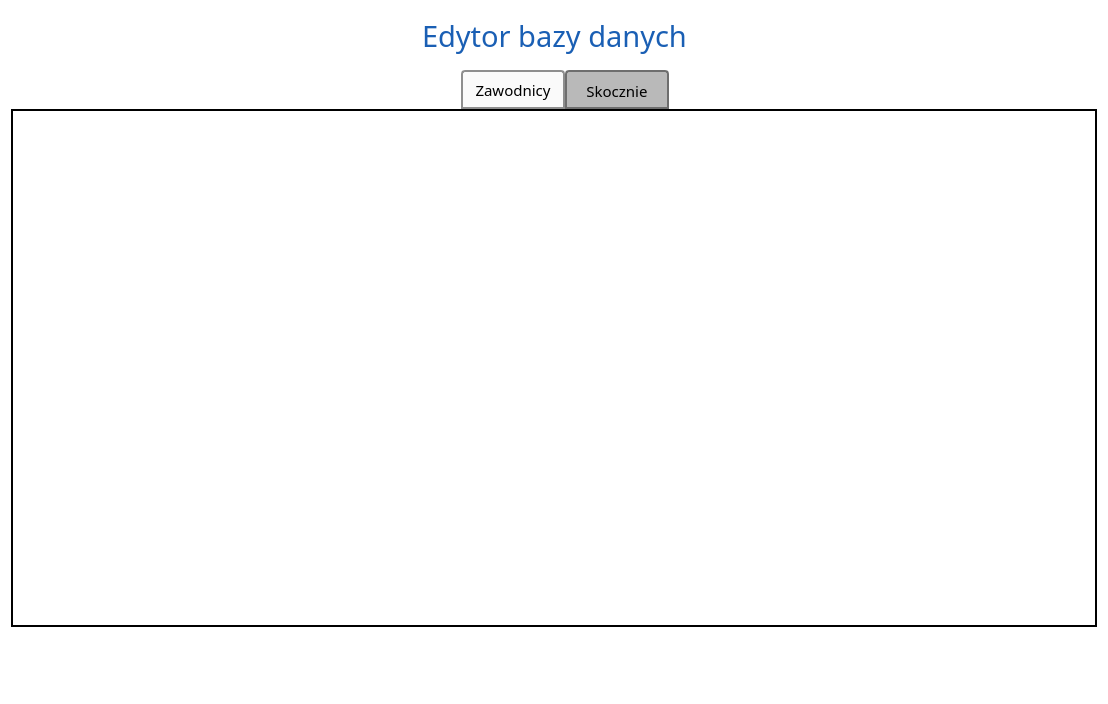
The window that UI/DatabaseEditor/DatabaseEditorWindow.ui (SiekamCebule/sj-sim) describes before a commit, drawn with Qt 5.
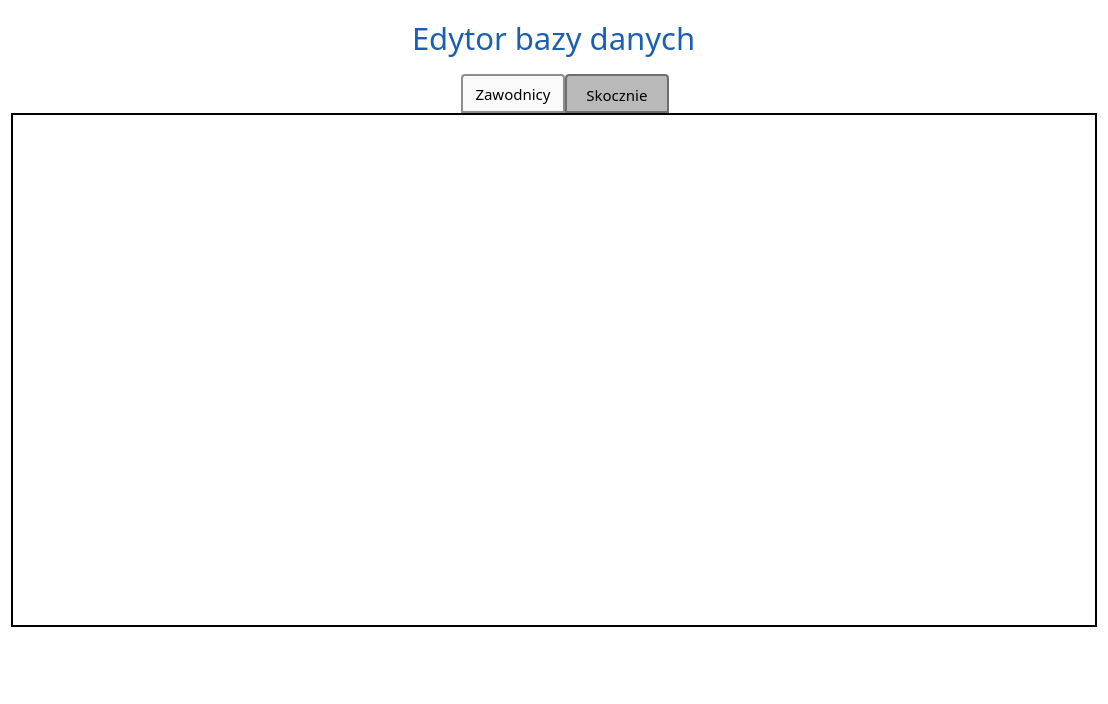
The same window after the commit. Icons and pictures are not drawn.

Patch:
```diff
--- a/UI/DatabaseEditor/DatabaseEditorWindow.ui
+++ b/UI/DatabaseEditor/DatabaseEditorWindow.ui
@@ -53,7 +53,7 @@
        <property name="font">
         <font>
          <family>Quicksand Medium</family>
-         <pointsize>22</pointsize>
+         <pointsize>23</pointsize>
          <bold>false</bold>
         </font>
        </property>
@@ -184,7 +184,7 @@
             <x>0</x>
             <y>0</y>
             <width>528</width>
-            <height>485</height>
+            <height>483</height>
            </rect>
           </property>
           <property name="minimumSize">
```
Left out of the diff: 2 changed lines with no effect on the pictures.
